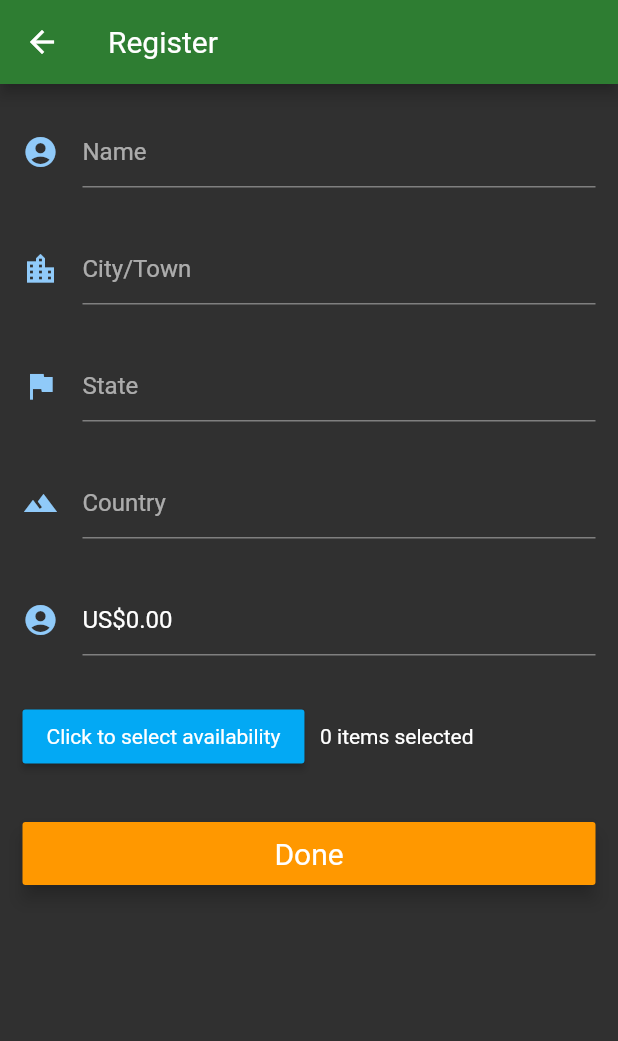
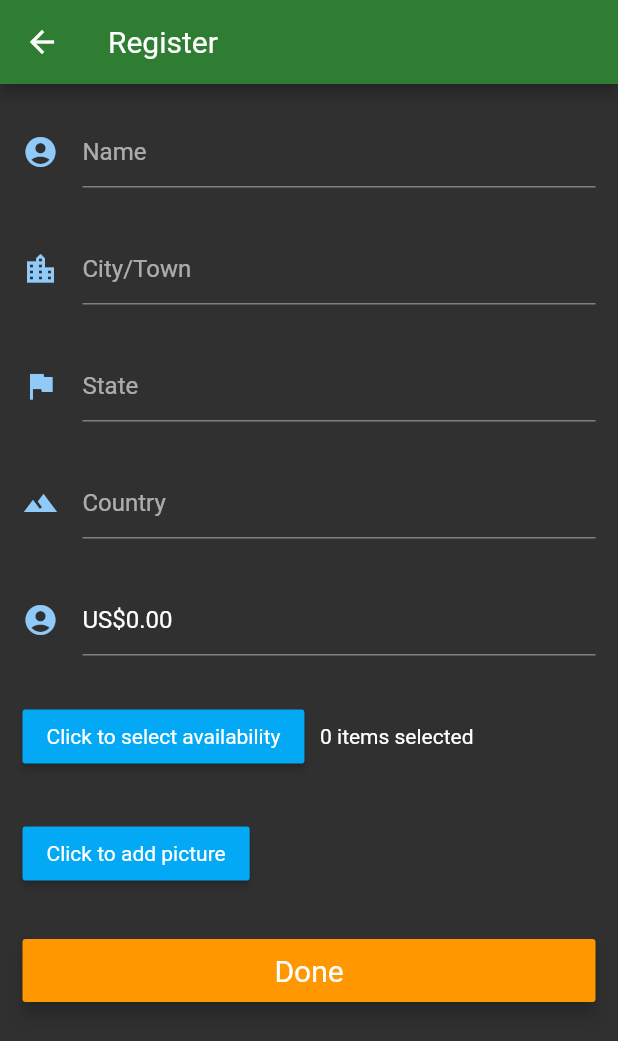
Before and after one commit to levimatheri/myusica, a Flutter app: the Register screen opened directly, on a phone screen of 412 x 824 dp. Shown: the top 1041 px of the screen. Run offline on Flutter 3.47's test engine with Material 2 defaults, Android fonts, the phone set to English and light mode, and no system bars; our stand-ins replace cached_network_image, cloud_firestore, connectivity, firebase_auth, firebase_storage, flutter_masked_text and 3 more; missing offline and left inert: autocomplete_textfield, dart_ping, google_maps_webservice; accounts and stored records are empty.

Commit message:
Complete image compression and upload to firebase. Need to migrate compression code to another thread

```diff
--- a/lib/home.dart
+++ b/lib/home.dart
@@ -62,7 +62,8 @@ class HomePageState extends State<HomePage> with SingleTickerProviderStateMixin,
   _navigateToRegister() {
     Navigator.push(
       context,
-      MaterialPageRoute(settings: RouteSettings(), builder: (context) => Register())
+      MaterialPageRoute(settings: RouteSettings(),
+        builder: (context) => Register(userId: widget.userId))
     );
   }
 
--- a/lib/subs/register.dart
+++ b/lib/subs/register.dart
@@ -1,3 +1,6 @@
+import 'dart:io';
+import 'dart:isolate';
+
 import 'package:flutter/material.dart';
 // import 'package:country_code_picker/country_code_picker.dart';
 import 'package:flutter/services.dart';
@@ -5,13 +8,20 @@ import 'package:flutter_masked_text/flutter_masked_text.dart';
 import 'package:myusica/subs/availability_query.dart';
 import 'package:myusica/helpers/countries.dart';
 import 'package:myusica/subs/autocomplete_query.dart';
+import 'package:image_picker/image_picker.dart';
+import 'package:cloud_firestore/cloud_firestore.dart';
+import 'package:firebase_storage/firebase_storage.dart';
+import 'package:image/image.dart' as img;
 /// Myuser registration
 class Register extends StatefulWidget {
+  final String userId;
+  Register({this.userId});
   RegisterState createState() => new RegisterState();
 }
 
 class RegisterState extends State<Register> {
   final _formKey = new GlobalKey<FormState>();
+  final _scaffoldKey = new GlobalKey<ScaffoldState>();
 
   String _name;
   String _city;
@@ -20,6 +30,8 @@ class RegisterState extends State<Register> {
   String _email;
   String _phone;
   String _charge;
+  var _picture;
+  var _compressedPic;
 
   Map<String, List<String>> _availabilityMap = new Map<String, List<String>>();
   List<int> _selectedItemsPositions = new List<int>();
@@ -33,11 +45,15 @@ class RegisterState extends State<Register> {
 
   bool _isLoading;
   bool _isIos;
+  bool _isPictureSelected;
+
   String _errorMessage;
 
   @override
   void initState() {
     super.initState();
+    _isLoading = false;
+    // _isPictureSelected = false;
     _countryFocusNode.addListener(() {
       if (_countryFocusNode.hasFocus) {
         _countryFocusNode.unfocus();
@@ -80,6 +96,7 @@ class RegisterState extends State<Register> {
             _showCountryInput(),
             _showChargeInput(),
             _showAvailabilityInput(),
+            _showPictureInput(),
             _showDoneButton()
           ],
         ),
@@ -255,6 +272,105 @@ class RegisterState extends State<Register> {
     );
   }
 
+  Widget _showPictureInput() {
+     return Padding(
+      padding: const EdgeInsets.fromLTRB(0.0, 20.0, 0.0, 10.0),
+      child: Row(
+        children: [
+          ButtonTheme(
+            buttonColor: Colors.lightBlue,
+            child: new RaisedButton(
+              child: Text('Click to add picture'),
+              onPressed: _pictureOptionsDialogBox
+            ),
+          ),
+          Padding(
+            padding: EdgeInsets.only(left: 10.0),
+          ),
+          _isPictureSelected != null ? _isPictureSelected ? CircleAvatar(
+            backgroundImage: Image.file(_compressedPic).image,
+          ) : CircularProgressIndicator() : Container(height: 0.0, width: 0.0,),
+        ],
+      ),
+    );
+  }
+
+  Future<void> _pictureOptionsDialogBox() {
+    return showDialog(
+      context: context,
+      builder: (BuildContext context) {
+        return AlertDialog(
+          content: SingleChildScrollView(
+            child: ListBody(
+              children: <Widget>[
+                GestureDetector(
+                  child: Text('Take a picture'),
+                  onTap: _openCamera,
+                ),
+                Padding(
+                  padding: EdgeInsets.all(8.0),
+                ),
+                GestureDetector(
+                  child: Text('Select from gallery'),
+                  onTap: _openGallery,
+                ),
+              ],
+            ),
+          ),
+        );
+      }
+    );
+  }
+
+  // open phone camera
+  _openCamera() async {
+    _picture = await ImagePicker.pickImage(
+      source: ImageSource.camera,
+    );
+
+    Navigator.of(context).pop();
+    // if picture has been selected, set _isPictureSelected and show snackbar for 2 seconds
+    if (_picture != null) {
+      _isLoading = false;
+      _compressedPic = await _compressImage(_picture.path);
+      if (_compressedPic != null)
+      {
+        print("File compressed successfully! " + _compressedPic.path);
+        final snackBar = SnackBar(content: Text('Picture added'), duration: Duration(seconds: 2),);
+        _scaffoldKey.currentState.showSnackBar(snackBar);
+
+        setState(() {
+          _isPictureSelected = true;
+        });
+      }
+    }
+  }
+
+  // open phone gallery
+  _openGallery() async {
+    _picture = await ImagePicker.pickImage(
+      source: ImageSource.gallery,
+    );
+
+    // if picture has been selected, set _isPictureSelected and show snackbar for 2 seconds
+    if (_picture != null) {
+      _isLoading = false;
+      _compressedPic = await _compressImage(_picture.path);
+      if (_compressedPic != null)
+      {
+        print("File compressed successfully! " + _compressedPic.path);
+        final snackBar = SnackBar(content: Text('Picture added'), duration: Duration(seconds: 2),);
+        _scaffoldKey.currentState.showSnackBar(snackBar);
+
+        setState(() {
+          _isPictureSelected = true;
+        });
+      }
+    }
+
+    Navigator.of(context).pop();
+  }
+
   Widget _showDoneButton() {
     return new Padding(
       padding: EdgeInsets.fromLTRB(0.0, 20.0, 0.0, 10.0),
@@ -286,13 +402,27 @@ class RegisterState extends State<Register> {
     });
 
     if (_validateAndSave()) {
-      String userId = "";
       try {
         // Implement transaction to Firebase
+        // First upload picture to firebase
+        if (_picture != null) {
+          // Compress image
 
-        setState(() {
-          _isLoading = false;
-        });
+          // if (File(widget.userId + "-profile.png") != null)
+          //   print(File(widget.userId + "-profile.png").length());
+          // final StorageReference storageRef =
+          // FirebaseStorage.instance.ref()
+          //       .child("myuser-profile-pictures")
+          //       .child(widget.userId + "-profile");
+
+          // final StorageUploadTask task =
+          //   storageRef.putFile(_picture);
+          // bool _uploadComplete = task.isSuccessful;
+          // if (_uploadComplete) print("Upload successful!");
+        }
+
+        // Create new document for user collection
+
       } on PlatformException catch (e) {
         print('Error: $e');
         setState(() {
@@ -302,21 +432,71 @@ class RegisterState extends State<Register> {
         });
       }
     }
+    setState(() {
+      _isLoading = false;
+    });
   }
 
+  _uploadNewPicture() {
+
+  }
+
+  Future<File> _compressImage(String path) async {
+    print("Picture path: " + path);
+
+    String newPath = path.substring(0, path.lastIndexOf("/")+1);
+    // ReceivePort receivePort = new ReceivePort();
+
+    // await Isolate.spawn(decode,
+    // DecodeParam(new File(path), receivePort.sendPort));
+
+    // // Get processed image from the isolate
+    // img.Image image = await receivePort.first;
+
+    try {
+      img.Image image = img.decodeImage(_picture.readAsBytesSync());
+      // Resize image to 120x? thumbnail
+      img.Image thumbnail = img.copyResize(image, 120);
+
+      return File(newPath + widget.userId + "-profile.png").writeAsBytes(img.encodePng(thumbnail));
+    } catch (e) { print(e); return null; }
+  }
+
+
+
+  Widget _showCircularProgress() {
+    return _isLoading ? CircularProgressIndicator()
+               : Container(height: 0.0, width: 0.0);
+  }
 
   @override
   Widget build(BuildContext context) {
     _isIos = Theme.of(context).platform == TargetPlatform.iOS;
     return new Scaffold(
+      key: _scaffoldKey,
       appBar: new AppBar(
         title: new Text("Register"),
       ),
       body: Stack(
         children: <Widget>[
           _showBody(),
+          _showCircularProgress()
         ],
       ),
     );
   }
 }
+
+void decode(DecodeParam param) {
+  // Read image from file
+  img.Image image = img.decodeImage(param.file.readAsBytesSync());
+  // Resize image to 120x? thumbnail
+  img.Image thumbnail = img.gaussianBlur(img.copyResize(image, 120), 5);
+  param.sendPort.send(thumbnail);
+}
+
+class DecodeParam {
+  final File file;
+  final SendPort sendPort;
+  DecodeParam(this.file, this.sendPort);
+}
--- a/pubspec.yaml
+++ b/pubspec.yaml
@@ -36,12 +36,14 @@ dependencies:
   googleapis_auth: any
   country_code_picker: ^1.1.1
   flutter_masked_text: ^0.7.0
+  image_picker: ^0.4.5
+  image: ^2.0.6
+
 
 
 dev_dependencies:
   flutter_test:
     sdk: flutter
-
 
 # For information on the generic Dart part of this file, see the
 # following page: https://www.dartlang.org/tools/pub/pubspec
```
Also changed, not shown: 1 other file.
